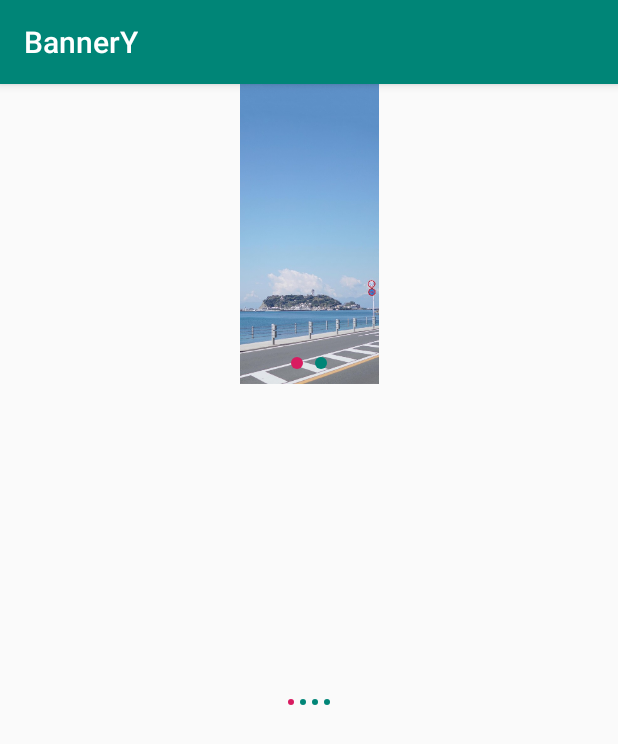
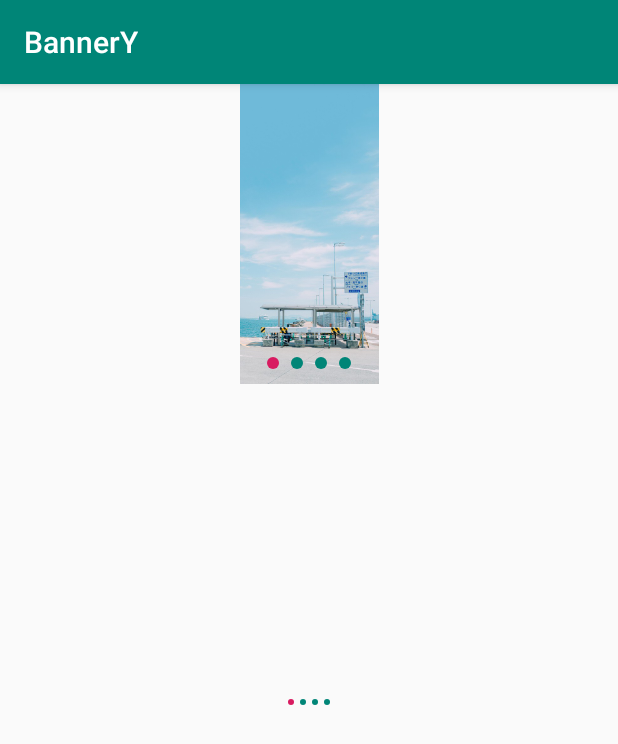
Before and after one commit to rgdzh1/BannerY, an Android app: the first screen one second after launch (MainActivity), on a phone screen of 412 x 824 dp. Shown: the top 744 px of the screen. Run offline under Robolectric (Android 15) with nearby library versions, the phone set to English and light mode, and no system bars.

```diff
--- a/app/src/main/java/com/yey/bannery/MainActivity.java
+++ b/app/src/main/java/com/yey/bannery/MainActivity.java
@@ -49,12 +49,12 @@ public class MainActivity extends AppCompatActivity {
         bannerY = (BannerY) findViewById(R.id.banner);
         ArrayList<Integer> integers = new ArrayList<>();
         ArrayList<String> strings = new ArrayList<>();
-//        strings.add("111111111");
-//        strings.add("222222222");
+        strings.add("111111111");
+        strings.add("222222222");
         strings.add("333333333");
         strings.add("444444444");
-//        integers.add(R.mipmap.banner_1);
-//        integers.add(R.mipmap.banner_2);
+        integers.add(R.mipmap.banner_1);
+        integers.add(R.mipmap.banner_2);
         integers.add(R.mipmap.banner_3);
         integers.add(R.mipmap.banner_4);
         bannerY.setImagesRes(integers);
--- a/app/src/main/res/drawable/point_normal.xml
+++ b/app/src/main/res/drawable/point_normal.xml
@@ -5,5 +5,4 @@
         android:width="8dp"
         android:height="8dp" />
     <solid android:color="@color/colorPrimary"/>
-
 </shape>
--- a/app/src/main/res/drawable/point_press.xml
+++ b/app/src/main/res/drawable/point_press.xml
@@ -5,5 +5,4 @@
         android:width="8dp"
         android:height="8dp" />
     <solid android:color="@color/colorAccent"/>
-
 </shape>
--- a/app/src/main/res/layout/activity_main.xml
+++ b/app/src/main/res/layout/activity_main.xml
@@ -17,7 +17,7 @@
         app:desc_color="@color/colorAccent"
         app:desc_size="18sp"
         app:point_bottom_margin="10dp"
-        app:point_selecter="@drawable/point_selector_use"
+        app:point_bg="@drawable/point_selector_use"
         app:point_size="8dp" />
 
     <com.yey.library_banner.BannerY
@@ -31,7 +31,7 @@
         app:desc_color="@color/colorPrimaryDark"
         app:desc_size="10sp"
         app:point_bottom_margin="10dp"
-        app:point_selecter="@drawable/point_selector_use"
+        app:point_bg="@drawable/point_selector_use"
         app:point_size="4dp" />
 
 </LinearLayout>
--- a/library_banner/build.gradle
+++ b/library_banner/build.gradle
@@ -9,7 +9,7 @@ android {
         minSdkVersion 18
         targetSdkVersion 29
         versionCode 1
-        versionName "0.1.5"
+        versionName "0.1.6"
 
         testInstrumentationRunner "androidx.test.runner.AndroidJUnitRunner"
         consumerProguardFiles 'consumer-rules.pro'
--- a/library_banner/src/main/java/com/yey/library_banner/BannerY.java
+++ b/library_banner/src/main/java/com/yey/library_banner/BannerY.java
@@ -24,7 +24,6 @@ import com.nostra13.universalimageloader.BuildConfig;
 import com.nostra13.universalimageloader.core.ImageLoader;
 import com.nostra13.universalimageloader.core.ImageLoaderConfiguration;
 
-import java.lang.ref.WeakReference;
 import java.util.ArrayList;
 
 
@@ -37,7 +36,7 @@ public class BannerY extends ConstraintLayout {
     private ArrayList<ImageView> mImageViewList;
     private ArrayList<String> mDescList;
     private int mPointSize;
-    private int mPointSelecter;
+    private int mPointBG;
     private int mInterval;
 
     private BannerAdapter mBannerAdapter;
@@ -83,7 +82,7 @@ public class BannerY extends ConstraintLayout {
     private void initXmlParams(Context context, AttributeSet attrs, int defStyleAttr) {
         TypedArray typedArray = context.obtainStyledAttributes(attrs, R.styleable.BannerY, defStyleAttr, 0);
         mPointSize = typedArray.getDimensionPixelSize(R.styleable.BannerY_point_size, 8);
-        mPointSelecter = typedArray.getResourceId(R.styleable.BannerY_point_selecter, R.drawable.point_selector);
+        mPointBG = typedArray.getResourceId(R.styleable.BannerY_point_bg, R.drawable.point_selector);
         mInterval = typedArray.getInteger(R.styleable.BannerY_banner_interval, 2000);
         mTvBottomMargin = typedArray.getDimensionPixelSize(R.styleable.BannerY_desc_bottom_margin, 8);
         mPointBottomMargin = typedArray.getDimensionPixelSize(R.styleable.BannerY_point_bottom_margin, 8);
@@ -220,7 +219,7 @@ public class BannerY extends ConstraintLayout {
      */
     private void addPoint(int i) {
         ImageView point = new ImageView(mContext);
-        point.setImageResource(mPointSelecter);
+        point.setImageResource(mPointBG);
         LinearLayout.LayoutParams pointParams = new LinearLayout.LayoutParams(mPointSize, mPointSize);
         if (i == 0) {
             point.setEnabled(true);
--- a/library_banner/src/main/res/values/attrs.xml
+++ b/library_banner/src/main/res/values/attrs.xml
@@ -2,7 +2,7 @@
 <resources>
     <declare-styleable name="BannerY">
         <attr name="point_size" format="dimension|reference" />
-        <attr name="point_selecter" format="reference" />
+        <attr name="point_bg" format="reference" />
         <attr name="point_bottom_margin" format="dimension|reference" />
         <attr name="desc_bottom_margin" format="dimension|reference" />
         <attr name="desc_color" format="color|reference" />
--- a/library_banner/src/main/res/values/strings.xml
+++ /dev/null
@@ -1,3 +0,0 @@
-<resources>
-    <string name="app_name">library_banner</string>
-</resources>
```
Also changed, not shown: 1 other file.
